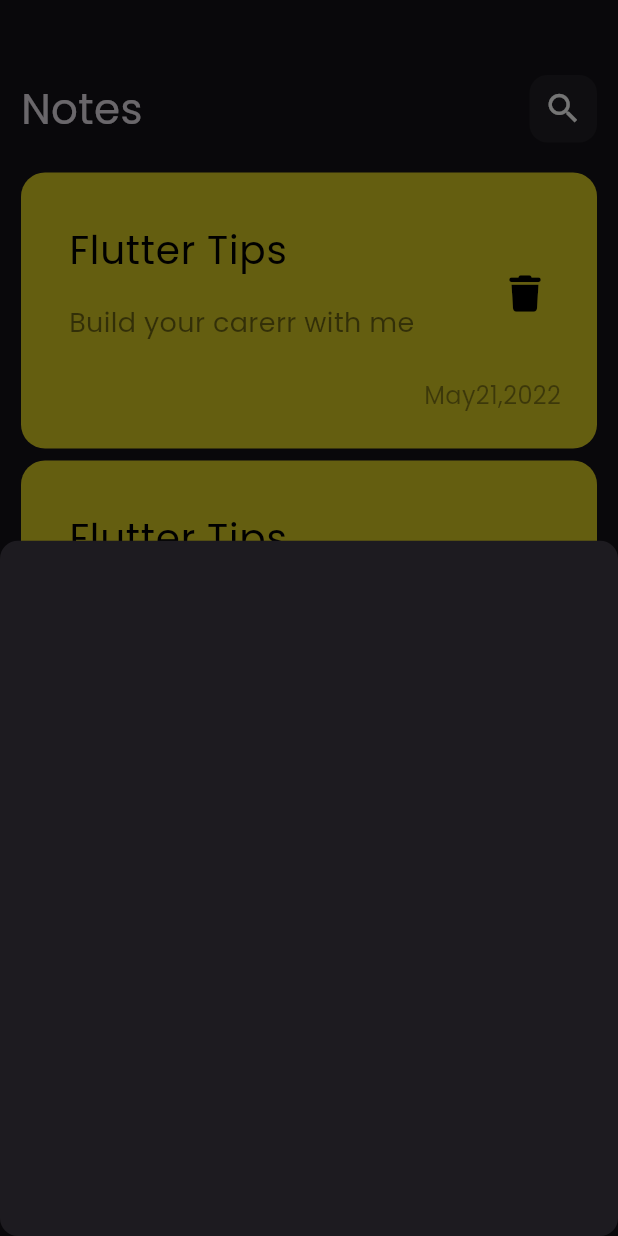
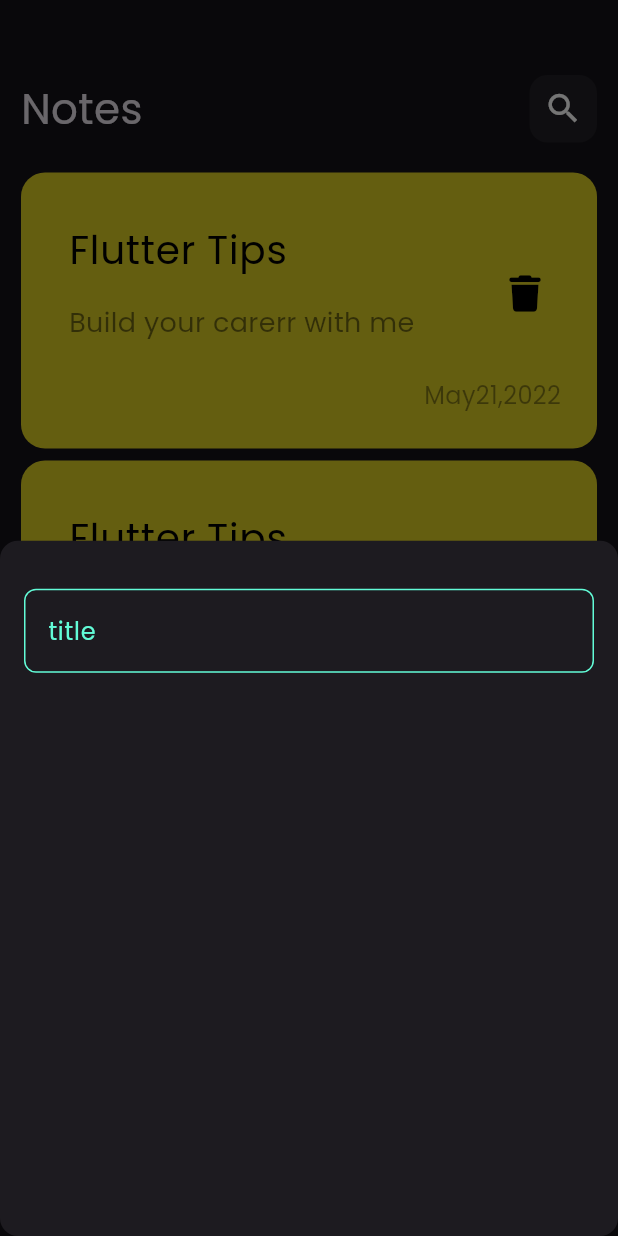
Before and after one commit to gerges46/note_app, a Flutter app: the screen it shows after launch, after a tap on the "add" icon, on a phone screen of 412 x 824 dp. Run offline on Flutter 3.47's test engine with Material 3 defaults, Android fonts, the phone set to English and light mode, and no system bars; our stand-ins replace font_awesome_flutter.

Commit message:
create custom text field

```diff
--- /dev/null
+++ b/lib/constant.dart
@@ -0,0 +1,3 @@
+import 'package:flutter/material.dart';
+
+const kPrimaryColor=Color(0xff62FCD7);
--- a/lib/views/notes_view.dart
+++ b/lib/views/notes_view.dart
@@ -1,4 +1,5 @@
 import 'package:flutter/material.dart';
+import 'package:note_app/constant.dart';
 import 'package:note_app/views/widgets/notes_view_body.dart';
 
 import 'widgets/add_note_bottom_sheet.dart';
@@ -10,6 +11,7 @@ class NotesView extends StatelessWidget {
   Widget build(BuildContext context) {
     return Scaffold(
       floatingActionButton: FloatingActionButton(
+        backgroundColor:kPrimaryColor ,
         onPressed: () {
           showModalBottomSheet(
               context: context,
@@ -17,7 +19,7 @@ class NotesView extends StatelessWidget {
                 borderRadius: BorderRadius.circular(12)
               ),
               builder: (context) {
-                return CustomBottomSheet();
+                return const CustomBottomSheet();
               });
         },
         child: const Icon(Icons.add),
--- a/lib/views/widgets/add_note_bottom_sheet.dart
+++ b/lib/views/widgets/add_note_bottom_sheet.dart
@@ -1,10 +1,20 @@
 import 'package:flutter/material.dart';
+import 'package:note_app/views/widgets/custom_text_field.dart';
 
 class CustomBottomSheet extends StatelessWidget {
   const CustomBottomSheet({super.key});
 
   @override
   Widget build(BuildContext context) {
-    return Container();
+    return Padding(
+      padding:  EdgeInsets.symmetric(horizontal: 16),
+      child: Column(
+
+        children: [
+          SizedBox(height: 32,),
+          CustomTextField()
+        ],
+      ),
+    );
   }
 }
--- /dev/null
+++ b/lib/views/widgets/custom_text_field.dart
@@ -0,0 +1,30 @@
+import 'package:flutter/material.dart';
+import 'package:note_app/constant.dart';
+
+class CustomTextField extends StatelessWidget {
+  const CustomTextField({super.key});
+  @override
+  Widget build(BuildContext context) {
+    return TextField(
+      cursorColor: kPrimaryColor,
+      decoration: InputDecoration(
+      hintText: 'title',
+      hintStyle: const TextStyle(
+        color: kPrimaryColor
+      ),
+      border: buildBorder(),
+      enabledBorder: buildBorder(kPrimaryColor),
+
+    ),);
+  }
+// [color ] These parameters are also optional,
+  OutlineInputBorder buildBorder( [color]) {
+    return OutlineInputBorder(
+
+      borderRadius: BorderRadius.circular(8),
+      borderSide: BorderSide(
+        color:color?? Colors.white,
+      )
+    );
+  }
+}
```
